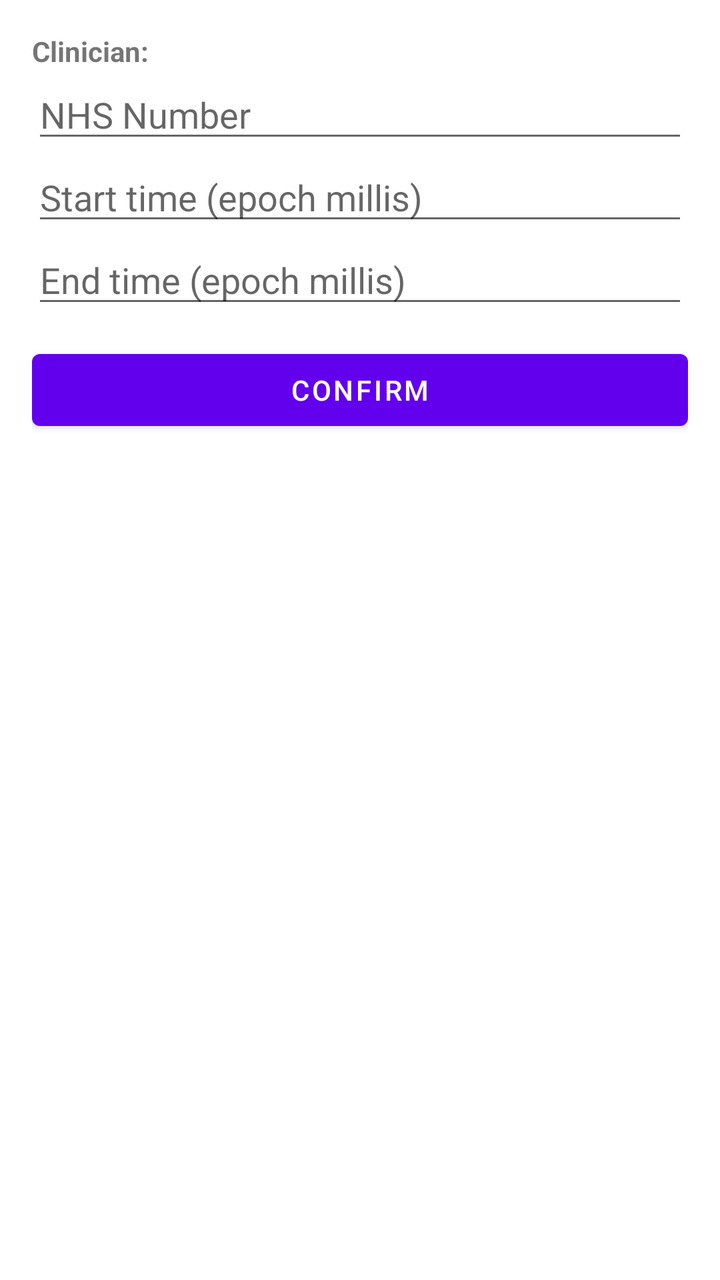
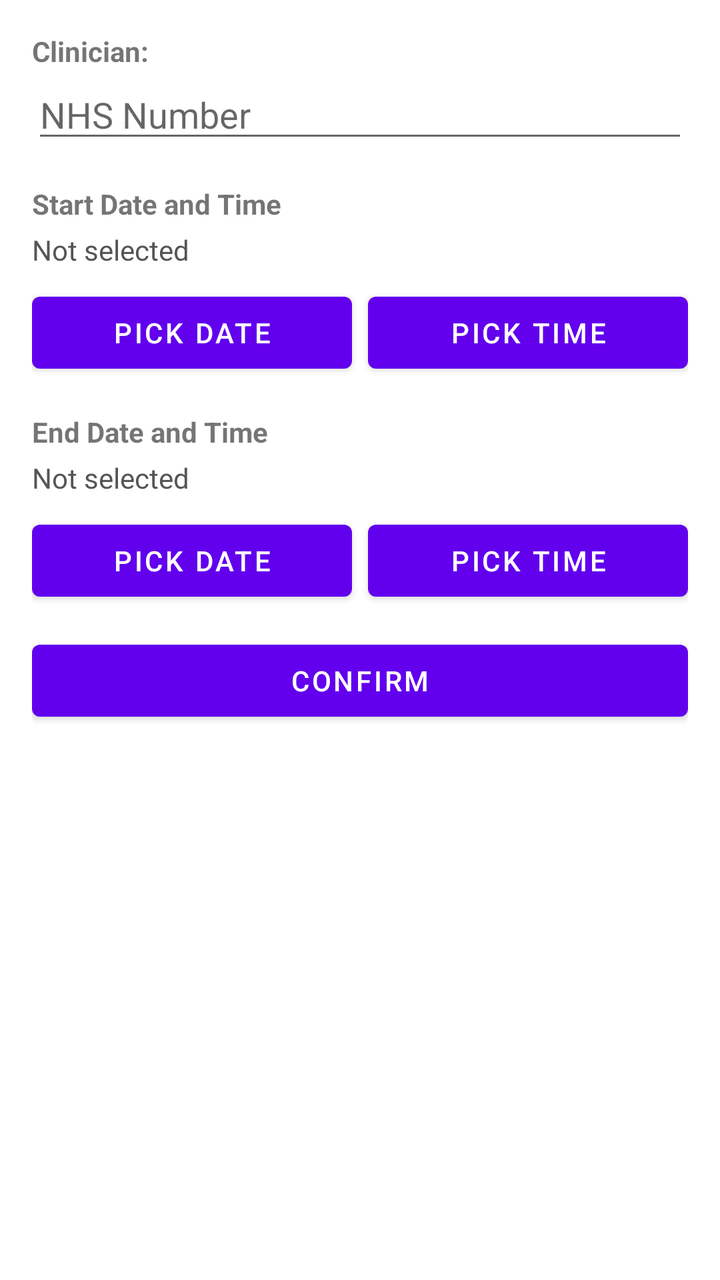

Before-and-after screenshots of an Android layout around one commit, followed by the original layout XML and the change that was made.
<!-- AndroidManifest.xml: application theme Theme.MaterialComponents.DayNight.NoActionBar -->
<!-- res/layout/fragment_booking.xml -->
<?xml version="1.0" encoding="utf-8"?>
<ScrollView xmlns:android="http://schemas.android.com/apk/res/android"
    android:layout_width="match_parent"
    android:layout_height="match_parent">
    <LinearLayout
        android:orientation="vertical"
        android:padding="16dp"
        android:layout_width="match_parent"
        android:layout_height="wrap_content">

        <TextView
            android:id="@+id/tvClinician"
            android:textStyle="bold"
            android:text="Clinician:"
            android:layout_width="wrap_content"
            android:layout_height="wrap_content"/>

        <EditText
            android:id="@+id/etNhsBooking"
            android:hint="NHS Number"
            android:inputType="number"
            android:layout_width="match_parent"
            android:layout_height="wrap_content"/>

        <EditText
            android:id="@+id/etStartMillis"
            android:hint="Start time (epoch millis)"
            android:inputType="number"
            android:layout_width="match_parent"
            android:layout_height="wrap_content"/>

        <EditText
            android:id="@+id/etEndMillis"
            android:hint="End time (epoch millis)"
            android:inputType="number"
            android:layout_width="match_parent"
            android:layout_height="wrap_content"/>

        <Button
            android:id="@+id/btnConfirmBooking"
            android:text="Confirm"
            android:layout_marginTop="12dp"
            android:layout_width="match_parent"
            android:layout_height="wrap_content"/>
    </LinearLayout>
</ScrollView>
<!-- resources referenced by this layout -->
<resources>

</resources>

<!-- the commit's change to res/layout/fragment_booking.xml (unified diff, before → after) -->
@@ -22,19 +22,87 @@
             android:layout_width="match_parent"
             android:layout_height="wrap_content"/>
 
-        <EditText
-            android:id="@+id/etStartMillis"
-            android:hint="Start time (epoch millis)"
-            android:inputType="number"
+        <TextView
+            android:text="Start Date and Time"
+            android:textStyle="bold"
+            android:layout_marginTop="16dp"
+            android:layout_width="wrap_content"
+            android:layout_height="wrap_content" />
+
+        <TextView
+            android:id="@+id/tvStartDisplay"
+            android:text="Not selected"
+            android:textColor="#555555"
+            android:layout_marginTop="4dp"
+            android:layout_width="wrap_content"
+            android:layout_height="wrap_content"
+            android:contentDescription="Selected start date and time" />
+
+        <LinearLayout
+            android:orientation="horizontal"
+            android:layout_marginTop="8dp"
             android:layout_width="match_parent"
-            android:layout_height="wrap_content"/>
+            android:layout_height="wrap_content">
 
-        <EditText
-            android:id="@+id/etEndMillis"
-            android:hint="End time (epoch millis)"
-            android:inputType="number"
+            <Button
+                android:id="@+id/btnPickStartDate"
+                android:text="Pick Date"
+                android:layout_width="0dp"
+                android:layout_weight="1"
+                android:layout_height="wrap_content"
+                android:layout_marginEnd="8dp"
+                android:contentDescription="Pick start date" />
+
+            <Button
+                android:id="@+id/btnPickStartTime"
+                android:text="Pick Time"
+                android:layout_width="0dp"
+                android:layout_weight="1"
+                android:layout_height="wrap_content"
+                android:contentDescription="Pick start time" />
+
+        </LinearLayout>
+
+        <TextView
+            android:text="End Date and Time"
+            android:textStyle="bold"
+            android:layout_marginTop="16dp"
+            android:layout_width="wrap_content"
+            android:layout_height="wrap_content" />
+
+        <TextView
+            android:id="@+id/tvEndDisplay"
+            android:text="Not selected"
+            android:textColor="#555555"
+            android:layout_marginTop="4dp"
+            android:layout_width="wrap_content"
+            android:layout_height="wrap_content"
+            android:contentDescription="Selected end date and time" />
+
+        <LinearLayout
+            android:orientation="horizontal"
+            android:layout_marginTop="8dp"
             android:layout_width="match_parent"
-            android:layout_height="wrap_content"/>
+            android:layout_height="wrap_content">
+
+            <Button
+                android:id="@+id/btnPickEndDate"
+                android:text="Pick Date"
+                android:layout_width="0dp"
+                android:layout_weight="1"
+                android:layout_height="wrap_content"
+                android:layout_marginEnd="8dp"
+                android:contentDescription="Pick end date" />
+
+            <Button
+                android:id="@+id/btnPickEndTime"
+                android:text="Pick Time"
+                android:layout_width="0dp"
+                android:layout_weight="1"
+                android:layout_height="wrap_content"
+                android:contentDescription="Pick end time" />
+
+        </LinearLayout>
 
         <Button
             android:id="@+id/btnConfirmBooking"
